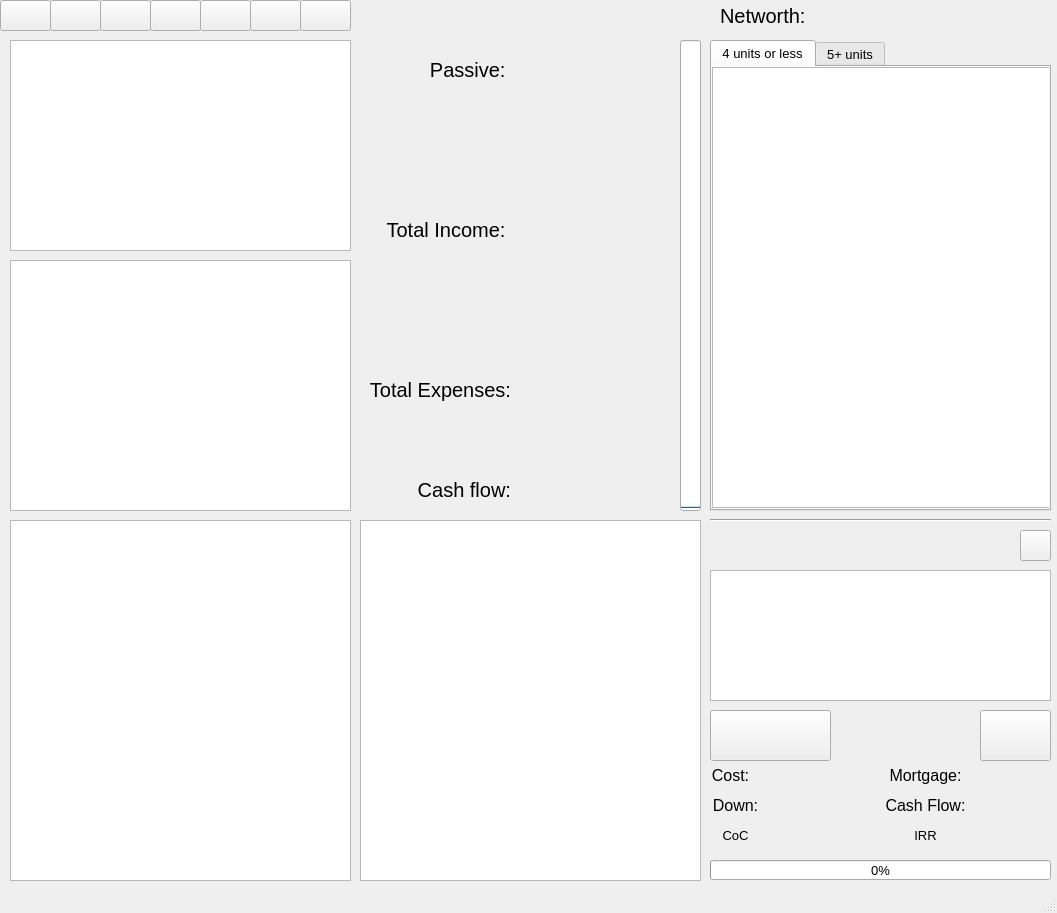
Old version of the form guis/financial.ui in the repository Rightside-Two-0/Rightside_Two.0.
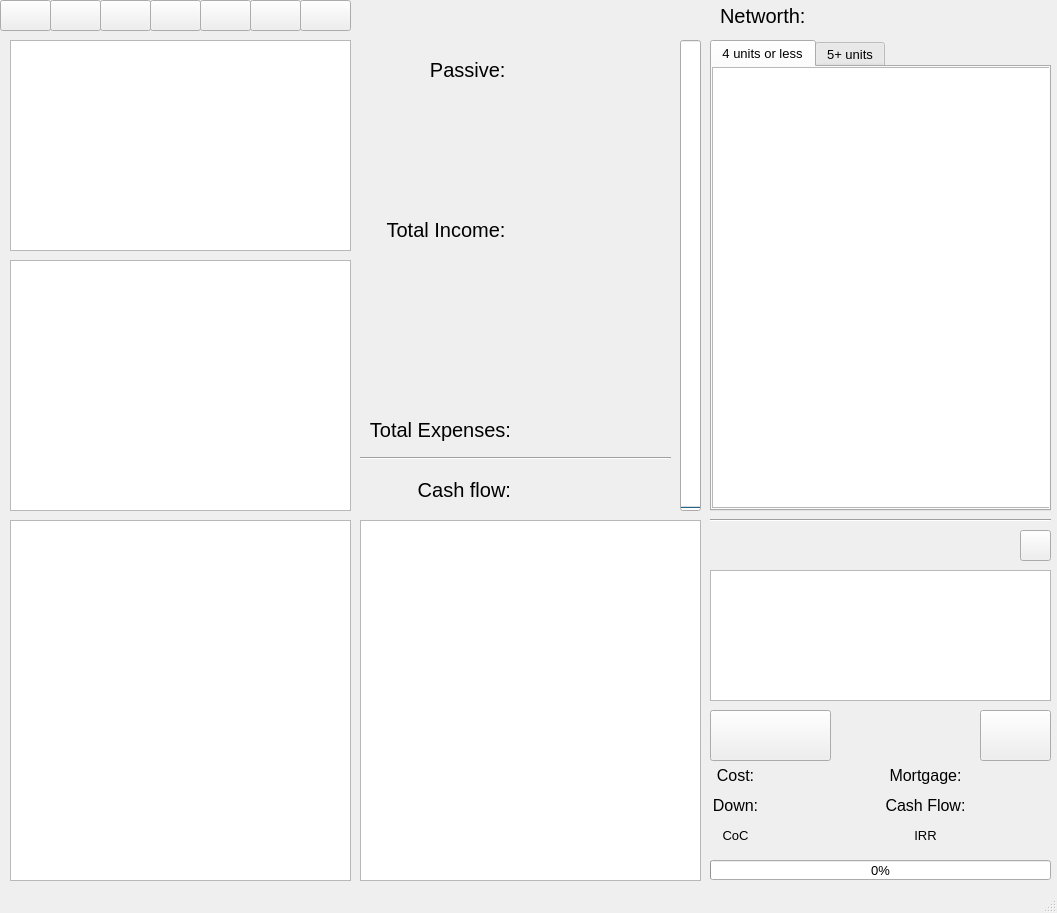
New version of the form. Icons and pictures are not drawn.

Patch:
```diff
--- a/guis/financial.ui
+++ b/guis/financial.ui
@@ -183,7 +183,7 @@
     <property name="geometry">
      <rect>
       <x>520</x>
-      <y>370</y>
+      <y>410</y>
       <width>141</width>
       <height>41</height>
      </rect>
@@ -397,7 +397,7 @@
      <rect>
       <x>710</x>
       <y>760</y>
-      <width>41</width>
+      <width>51</width>
       <height>31</height>
      </rect>
     </property>
@@ -597,7 +597,7 @@
     <property name="geometry">
      <rect>
       <x>360</x>
-      <y>370</y>
+      <y>410</y>
       <width>151</width>
       <height>41</height>
      </rect>
@@ -948,6 +948,19 @@
      </size>
     </property>
    </widget>
+   <widget class="Line" name="line_2">
+    <property name="geometry">
+     <rect>
+      <x>360</x>
+      <y>450</y>
+      <width>311</width>
+      <height>16</height>
+     </rect>
+    </property>
+    <property name="orientation">
+     <enum>Qt::Horizontal</enum>
+    </property>
+   </widget>
   </widget>
   <widget class="QStatusBar" name="statusbar"/>
   <action name="actionIncome">
```
